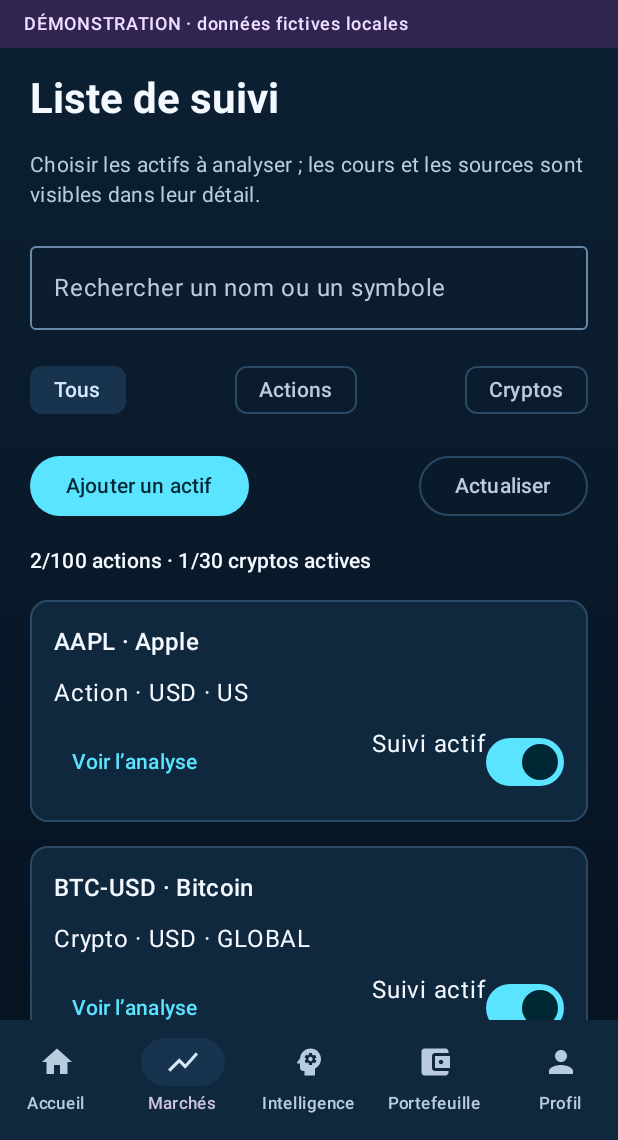
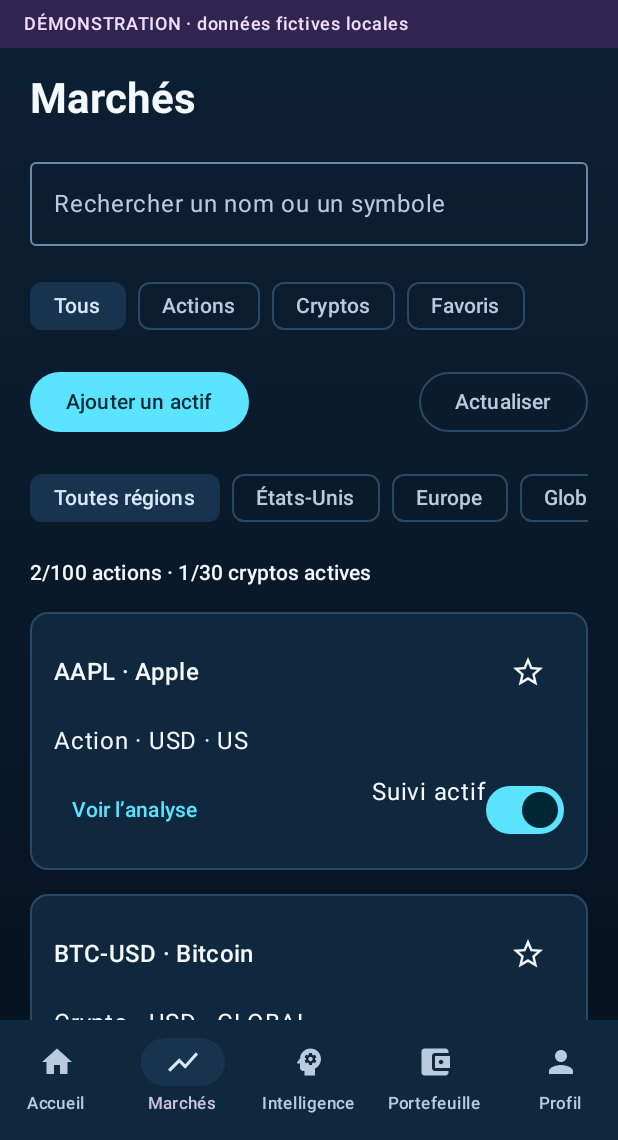
Before and after one commit to haouala/bourse-ai-action, an Android app built with Jetpack Compose: the MarketScreen screen opened through its navigation route, on a phone screen of 412 x 824 dp, the part 96-1236 px from its top. Run offline under Robolectric (Android 15) with nearby library versions, the phone set to English and light mode, and no system bars; pictures from the network do not load.

Commit message:
feat(android): redesign markets with search, regions and persistent favorites

```diff
--- a/bourse-ai-android/app/src/main/java/lu/bourse/mobile/ui/MarketScreen.kt
+++ b/bourse-ai-android/app/src/main/java/lu/bourse/mobile/ui/MarketScreen.kt
@@ -1,6 +1,13 @@
 package lu.bourse.mobile.ui
 
 import androidx.compose.foundation.layout.*
+import androidx.compose.foundation.horizontalScroll
+import androidx.compose.foundation.rememberScrollState
+import androidx.compose.material.icons.Icons
+import androidx.compose.material.icons.filled.Star
+import androidx.compose.material.icons.outlined.StarOutline
+import androidx.compose.ui.platform.LocalContext
+import androidx.compose.ui.unit.dp
 import androidx.compose.material3.*
 import androidx.compose.runtime.*
 import androidx.compose.runtime.saveable.rememberSaveable
@@ -16,24 +23,44 @@ fun MarketScreen(store: AppStore, open: (String) -> Unit) {
     val states by store.resources.collectAsStateWithLifecycle()
     var search by rememberSaveable { mutableStateOf("") }
     var type by rememberSaveable { mutableStateOf("ALL") }
+    val preferences = LocalContext.current.getSharedPreferences("bourse-design", 0)
+    var favorites by remember(preferences) { mutableStateOf(preferences.getStringSet("favorites", emptySet()).orEmpty().toSet()) }
+    var onlyFavorites by rememberSaveable { mutableStateOf(false) }
+    var region by rememberSaveable { mutableStateOf("ALL") }
     var adding by rememberSaveable { mutableStateOf(false) }
     fun refresh() = store.load("watchlist", api("watchlist"))
     LaunchedEffect(config) { refresh() }
-    Page("Liste de suivi", "Choisir les actifs à analyser ; les cours et les sources sont visibles dans leur détail.") {
+    Page("Marchés") {
         OutlinedTextField(search, { search = it }, label = { Text("Rechercher un nom ou un symbole") }, modifier = Modifier.fillMaxWidth().testTag("market-search"), singleLine = true)
-        Row(horizontalArrangement = Arrangement.SpaceBetween, modifier = Modifier.fillMaxWidth()) {
+        Row(Modifier.horizontalScroll(rememberScrollState()), horizontalArrangement = Arrangement.spacedBy(8.dp)) {
             listOf("ALL" to "Tous", "STOCK" to "Actions", "CRYPTO" to "Cryptos").forEach { (key, label) -> FilterChip(selected = type == key, onClick = { type = key }, label = { Text(label) }) }
+            FilterChip(onlyFavorites, { onlyFavorites = !onlyFavorites }, label = { Text("Favoris") })
         }
         Row(horizontalArrangement = Arrangement.SpaceBetween, modifier = Modifier.fillMaxWidth()) {
             Button(onClick = { store.clear("watch-write"); adding = true }) { Text("Ajouter un actif") }
             OutlinedButton(onClick = { refresh() }) { Text("Actualiser") }
         }
+        Row(Modifier.horizontalScroll(rememberScrollState()), horizontalArrangement = Arrangement.spacedBy(8.dp)) {
+            listOf("ALL" to "Toutes régions", "US" to "États-Unis", "EU" to "Europe", "GLOBAL" to "Global").forEach { (key, label) ->
+                FilterChip(region == key, { region = key }, label = { Text(label) })
+            }
+        }
         states["watch-write"]?.error?.let { Note(it, true) }
         DataBlock(store, "watchlist", decode = ::assets) { all ->
             Text("${all.count { it.type == "STOCK" && it.enabled }}/100 actions · ${all.count { it.type == "CRYPTO" && it.enabled }}/30 cryptos actives", style = MaterialTheme.typography.labelLarge)
-            val visible = filterAssets(all, search, type)
+            val visible = remember(all, search, type, onlyFavorites, favorites, region) {
+                filterAssets(all, search, type).filter { (!onlyFavorites || it.symbol in favorites) && (region == "ALL" || it.region == region) }
+            }
             if (visible.isEmpty()) Note(if (all.isEmpty()) "Aucun actif. Ajouter un premier symbole." else "Aucun actif ne correspond à la recherche.")
-            visible.forEach { asset -> Panel("${asset.symbol} · ${asset.name}") {
+            visible.forEach { asset -> Panel("${asset.symbol} · ${asset.name}", trailing = {
+                IconButton(onClick = {
+                    favorites = if (asset.symbol in favorites) favorites - asset.symbol else favorites + asset.symbol
+                    preferences.edit().putStringSet("favorites", favorites).apply()
+                }) {
+                    Icon(if (asset.symbol in favorites) Icons.Filled.Star else Icons.Outlined.StarOutline,
+                        if (asset.symbol in favorites) "Retirer ${asset.symbol} des favoris" else "Ajouter ${asset.symbol} aux favoris")
+                }
+            }) {
                 Text("${if (asset.type == "CRYPTO") "Crypto" else "Action"} · ${asset.currency} · ${asset.region}")
                 Row(horizontalArrangement = Arrangement.SpaceBetween, modifier = Modifier.fillMaxWidth()) {
                     TextButton(onClick = { open(asset.symbol) }, modifier = Modifier.testTag("asset-${asset.symbol}")) { Text("Voir l’analyse") }
```
